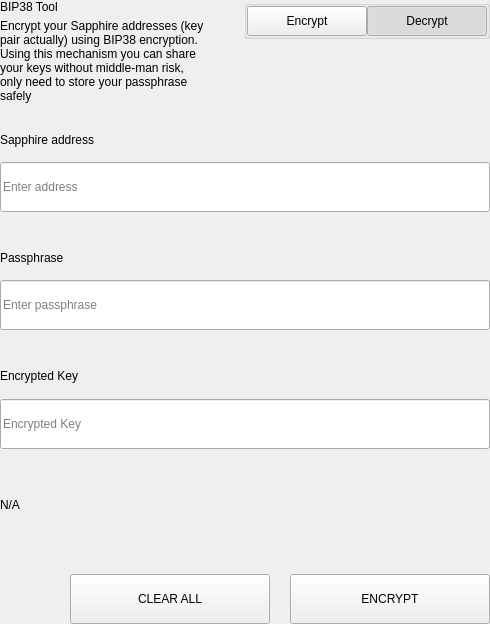
decenomy/SAPP, file src/qt/pivx/settings/forms/settingsbittoolwidget.ui: the form before one commit.
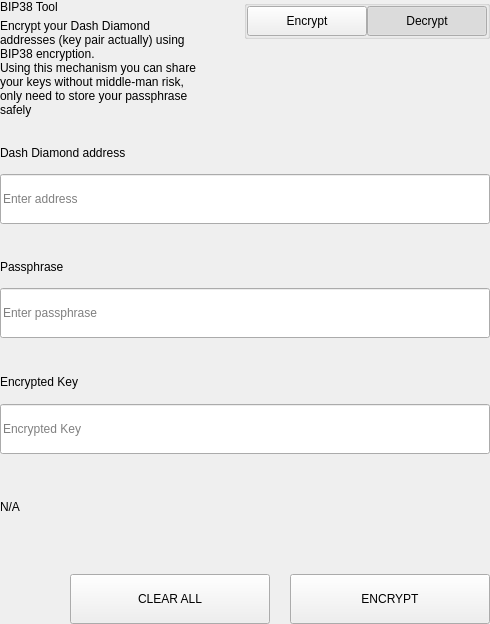
The form after the commit.

Commit message: Changed Sapphire -> Dash Diamond, dashdiamond

The edit to the form file:
```diff
--- a/src/qt/pivx/settings/forms/settingsbittoolwidget.ui
+++ b/src/qt/pivx/settings/forms/settingsbittoolwidget.ui
@@ -69,7 +69,7 @@
             <item>
              <widget class="QLabel" name="labelSubtitle1">
               <property name="text">
-               <string>Encrypt your Sapphire addresses (key pair actually) using BIP38 encryption.
+               <string>Encrypt your Dash Diamond addresses (key pair actually) using BIP38 encryption.
 Using this mechanism you can share your keys without middle-man risk, only need to store your passphrase safely</string>
               </property>
               <property name="wordWrap">
@@ -657,7 +657,7 @@
                   </size>
                  </property>
                  <property name="text">
-                  <string>Sapphire address</string>
+                  <string>Dash Diamond address</string>
                  </property>
                 </widget>
                </item>
```
The commit also changes 17 other files.
